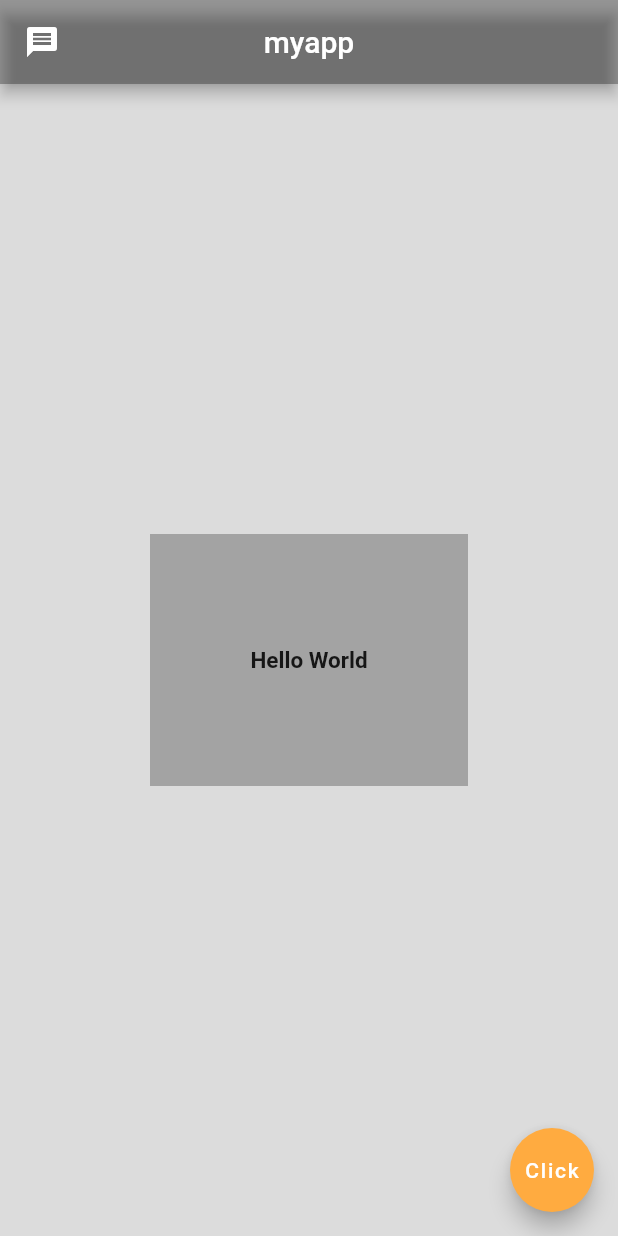
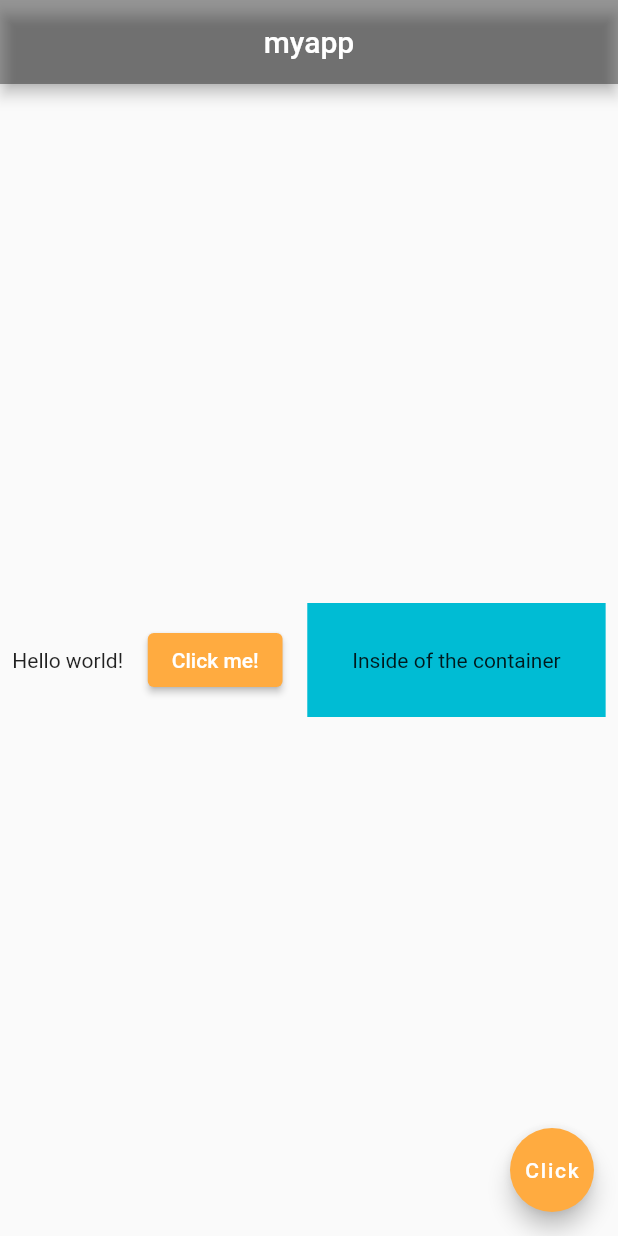
Before and after one commit to flakysob/firstFlutterProject_myapp, a Flutter app: the screen it shows after launch, on a phone screen of 412 x 824 dp. Run offline on Flutter 3.47's test engine with Material 2 defaults, Android fonts, the phone set to English and light mode, and no system bars; missing offline and left inert: dart:html.

Commit message:
End of the Chapter 10 (Rows)

```diff
--- a/lib/main.dart
+++ b/lib/main.dart
@@ -1,3 +1,4 @@
+import 'dart:html';
 import 'package:flutter/material.dart';
 
 void main() =>  runApp(MaterialApp(
@@ -12,59 +13,32 @@ class Home extends StatelessWidget {
         title: Text("myapp"),
         centerTitle: true,
         backgroundColor: Colors.black38,
-        leading: PopupMenuButton<String>(
-          icon: Icon(Icons.message),
-          onSelected: (value) {
-            final snackBar = SnackBar(
-              content: Text('Seçilen öğe: $value'),
-              duration: Duration(milliseconds: 200),
-            );
-            ScaffoldMessenger.of(context).showSnackBar(snackBar);
-          },
-          itemBuilder: (BuildContext context) => <PopupMenuEntry<String>>[
-            PopupMenuItem<String>(
-              value: 'Seçenek 1',
-              child: Text('Seçenek 1'),
+      ),
+      body: Container(
+        alignment: Alignment.center,
+        child: Row(
+          mainAxisAlignment: MainAxisAlignment.spaceAround,
+          crossAxisAlignment: CrossAxisAlignment.center,
+          children: [
+            Text("Hello world!"),
+            ElevatedButton(
+              onPressed: (){},
+              child: Text("Click me!"),
+              style: ElevatedButton.styleFrom(backgroundColor: Colors.orangeAccent),
             ),
-            PopupMenuItem<String>(
-              value: 'Seçenek 2',
-              child: Text('Seçenek 2'),
-            ),
-            PopupMenuItem<String>(
-              value: 'Seçenek 3',
-              child: Text('Seçenek 3'),
+            Container(
+              color: Colors.cyan,
+              padding: EdgeInsets.all(30.0),
+              child: Text("Inside of the container"),
             ),
           ],
         ),
       ),
-
-
-      body: Container(
-        color: Colors.black12,
-        child: Container(
-          padding: EdgeInsets.all(10.0),
-          margin: EdgeInsets.symmetric(horizontal: 100.0,vertical: 300.0),
-          alignment: Alignment.center,
-          color: Colors.black26,
-          child: Text(
-            "Hello World",
-            style: TextStyle(
-              fontSize: 15.0,
-              fontWeight: FontWeight.bold,
-            ),
-          ),
-        ),
-      ),
-
-
       floatingActionButton: FloatingActionButton(
-        onPressed: () {
-
-        },
+        onPressed: () {},
         child: Text("Click"),
         backgroundColor: Colors.orangeAccent,
       ),
     );
   }
-
 }
```
